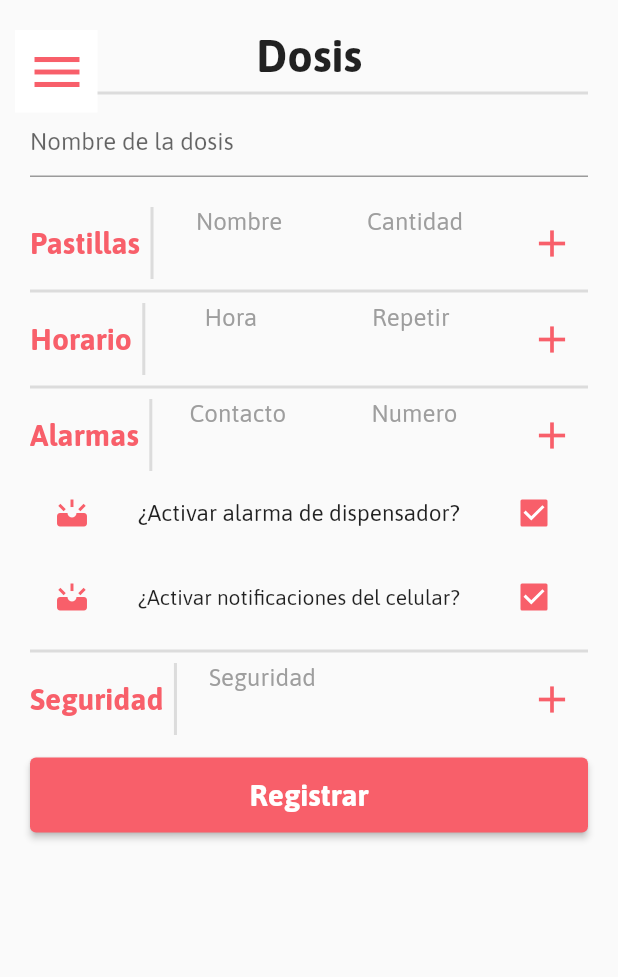
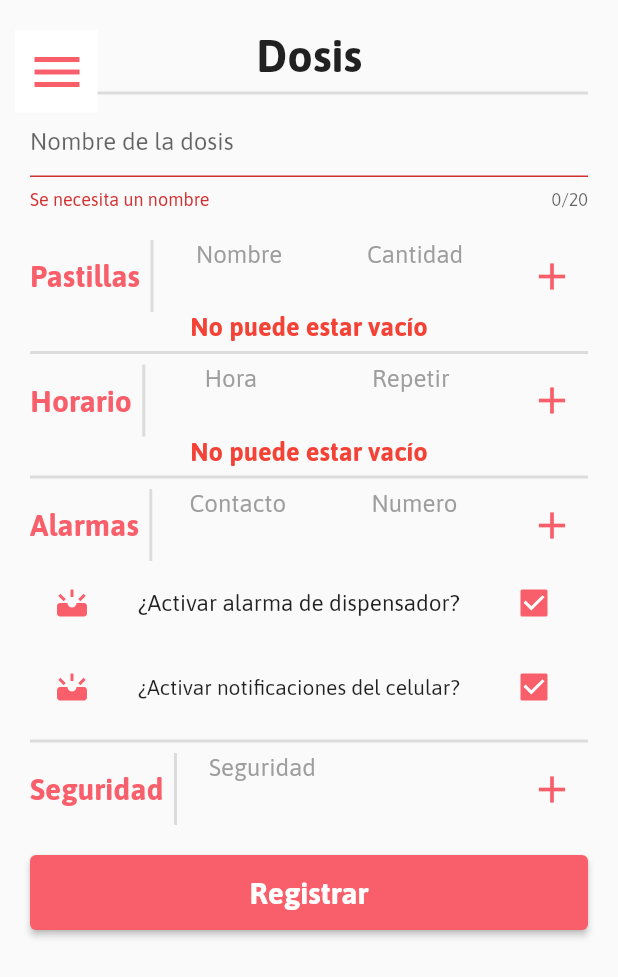
Before and after one commit to RodoPZ/TT2-App, a Flutter app: the CrearDosisMain screen opened directly, after a tap on "Registrar", on a phone screen of 412 x 824 dp. Shown: the top 977 px of the screen. Run offline on Flutter 3.47's test engine with Material 2 defaults, Android fonts, the phone set to English and light mode, and no system bars; our stand-ins replace pin_code_fields, shared_preferences; missing offline and left inert: dart:ffi; accounts and stored records are empty; network calls fail.

Commit message:
Dosage section ready for upload

```diff
--- a/lib/Components/input_text.dart
+++ b/lib/Components/input_text.dart
@@ -60,6 +60,7 @@ class _InputTextState extends State<InputText> {
         TextFormField(
           focusNode: myFocusNode,
           inputFormatters: widget.inputFormatters,
+          autofocus: false,
           keyboardType: widget.inputType,
           maxLength: widget.inputmax,
             decoration: InputDecoration(
@@ -76,8 +77,6 @@ class _InputTextState extends State<InputText> {
           enableSuggestions: widget.isPassword,
           autocorrect: widget.isPassword,
           enabled: widget.enabled,
-
-
           ),
       ],
     );
--- a/lib/Registrar/crear_dosis/crear_dosis_main.dart
+++ b/lib/Registrar/crear_dosis/crear_dosis_main.dart
@@ -1,8 +1,8 @@
-import 'package:flutter/cupertino.dart';
 import 'package:flutter/material.dart';
 import 'package:tt2/Components/button_main.dart';
 import 'package:tt2/Components/menu.dart';
 import 'package:tt2/Components/input_text.dart';
+import 'package:tt2/models.dart';
 import '../../preferences_service.dart';
 import 'section.dart';
 
@@ -16,13 +16,15 @@ class _CrearDosisMain extends State<CrearDosisMain> {
   bool valuesecond = true;
   final _preferencesService = PreferencesService();
 
+  final List<bool> _isEmpty = [true, true, true, false];
   late String _dosisNombre;
-  late List _pastillaData;
-  late List _horarioData;
-  late List _alarmaData;
-  late List _seguridadData;
+  List _pastillaData = [];
+  List _horarioData = [];
+  List _alarmaData = [true, true];
+  List _seguridadData = [];
 
   final GlobalKey<ScaffoldState> _scaffoldKey = GlobalKey<ScaffoldState>();
+  final GlobalKey<FormState> _formKey = GlobalKey<FormState>();
 
   Widget _buildDosisNombre() {
     return InputText(
@@ -42,70 +44,100 @@ class _CrearDosisMain extends State<CrearDosisMain> {
   }
 
   Widget _buildPastillas() {
-    return Section(
+    Widget _errorText() {
+      if (_isEmpty[1] == true) {
+        return const Text(
+          "No puede estar vacío",
+          style: TextStyle(
+            fontWeight: FontWeight.bold,
+            fontSize: 17,
+            color: Colors.red,
+          ),
+        );
+      } else {
+        return const SizedBox();
+      }
+    }
+
+    return Column(
+      children: [
+        Section(
             getter: _preferencesService.getPastilla,
             intSelection: 0,
             formText: "Seleccionar pastillas",
             selected: (items) {
-          print(items);
+              setState(() => _isEmpty[1] = false);
+              _pastillaData = items;
             },
             sectionName: "Pastillas",
             firstColText: 'Nombre',
-        secondColText: "Cantidad");
+            secondColText: "Cantidad"),
+        _errorText(),
+      ],
+    );
   }
 
-  @override
-  Widget build(BuildContext context) {
-    return Scaffold(
-      key: _scaffoldKey,
-      drawer: Menu("Rodo Pinedo", ""),
-      body: Stack(
-        children: <Widget>[
-          ListView(
-            children: [
-              Container(
-                margin: const EdgeInsets.only(
-                  right: 20,
-                  left: 20,
-                ),
-                child: Column(
-                  crossAxisAlignment: CrossAxisAlignment.start,
-                  children: [
-                    const SizedBox(height: 20),
-                    Row(
-                      mainAxisAlignment: MainAxisAlignment.center,
-                      children: const [
-                        Text(
-                          "Dosis",
+  Widget _buildHorario() {
+    Widget _errorText() {
+      if (_isEmpty[2] == true) {
+        return const Text(
+          "No puede estar vacío",
           style: TextStyle(
             fontWeight: FontWeight.bold,
-                            fontSize: 30,
+            fontSize: 17,
+            color: Colors.red,
           ),
-                        )
-                      ],
-                    ),
-                    const Divider(thickness: 2),
-                    InputText(inputHintText: "Nombre de la dosis"),
-                    const SizedBox(height: 20),
-                    _buildPastillas(),
-                    Divider(thickness: 2),
+        );
+      } else {
+        return const SizedBox();
+      }
+    }
+
+    return Column(
+      children: [
         Section(
             getter: _preferencesService.getHorario,
             intSelection: 1,
             formText: "Seleccionar Horario",
             selected: (items) {
-                          print(items);
+              setState(() => _isEmpty[2] = false);
+              _horarioData = items;
             },
             sectionName: "Horario",
             firstColText: 'Hora',
             secondColText: "Repetir"),
-                    Divider(thickness: 2),
+        _errorText(),
+      ],
+    );
+  }
+
+  Widget _buildAlarmas() {
+    Widget _errorText() {
+      if (_isEmpty[3] == true) {
+        return const Text(
+          "No puede estar vacío",
+          style: TextStyle(
+            fontWeight: FontWeight.bold,
+            fontSize: 17,
+            color: Colors.red,
+          ),
+        );
+      } else {
+        return const SizedBox();
+      }
+    }
+
+    return Column(
+      children: [
         Section(
             getter: _preferencesService.getContacto,
             intSelection: 1,
             formText: "Seleccionar Contacto",
             selected: (items) {
-                          print("awa: " + items.toString());
+              setState(() => _isEmpty[3] = false);
+              items.insert(0, valuesecond);
+              items.insert(0, valuefirst);
+              _alarmaData = items;
             },
             sectionName: "Alarmas",
             firstColText: 'Contacto',
@@ -113,7 +145,8 @@ class _CrearDosisMain extends State<CrearDosisMain> {
         CheckboxListTile(
           controlAffinity: ListTileControlAffinity.trailing,
           activeColor: Theme.of(context).primaryColor,
-                      secondary: Icon(Icons.upcoming,color: Theme.of(context).primaryColor),
+          secondary:
+              Icon(Icons.upcoming, color: Theme.of(context).primaryColor),
           title: const Text(
             '¿Activar alarma de dispensador?',
             style: TextStyle(
@@ -130,7 +163,8 @@ class _CrearDosisMain extends State<CrearDosisMain> {
         CheckboxListTile(
           controlAffinity: ListTileControlAffinity.trailing,
           activeColor: Theme.of(context).primaryColor,
-                      secondary: Icon(Icons.upcoming,color: Theme.of(context).primaryColor),
+          secondary:
+              Icon(Icons.upcoming, color: Theme.of(context).primaryColor),
           title: const Text(
             '¿Activar notificaciones del celular?',
             style: TextStyle(
@@ -144,8 +178,13 @@ class _CrearDosisMain extends State<CrearDosisMain> {
             });
           },
         ),
-                    Divider(thickness: 2),
-                    Section(
+        _errorText(),
+      ],
+    );
+  }
+
+  Widget _buildSeguridad() {
+    return Section(
       getter: _preferencesService.getContacto,
       intSelection: 1,
       formText: "Seleccionar Seguridad",
@@ -154,11 +193,98 @@ class _CrearDosisMain extends State<CrearDosisMain> {
       },
       sectionName: "Seguridad",
       firstColText: 'Seguridad',
+    );
+  }
+
+  @override
+  Widget build(BuildContext context) {
+    return GestureDetector(
+        onTap: () {
+          FocusManager.instance.primaryFocus?.unfocus();
+          },
+        child: Scaffold(
+          key: _scaffoldKey,
+          drawer: Menu("Rodo Pinedo", ""),
+          body: Stack(
+            children: <Widget>[
+              ListView(
+                children: [
+                  Container(
+                    margin: const EdgeInsets.only(
+                      right: 20,
+                      left: 20,
                     ),
-                    SizedBox(height: 15),
-                    ButtonMain(buttonText: "Registrar", callback: (){
+                    child: Column(
+                      crossAxisAlignment: CrossAxisAlignment.center,
+                      children: [
+                        const SizedBox(height: 20),
+                        const Text(
+                          "Dosis",
+                          style: TextStyle(
+                            fontWeight: FontWeight.bold,
+                            fontSize: 30,
+                          ),
+                        ),
+                        const Divider(thickness: 2),
+                        Form(
+                          key: _formKey,
+                          child: _buildDosisNombre(),
+                        ),
+                        const SizedBox(height: 20),
+                        _buildPastillas(),
+                        const Divider(thickness: 2),
+                        _buildHorario(),
+                        const Divider(thickness: 2),
+                        _buildAlarmas(),
+                        const Divider(thickness: 2),
+                        _buildSeguridad(),
+                        const SizedBox(height: 20),
+                        ButtonMain(
+                            buttonText: "Registrar",
+                            callback: () {
+                              if (!_formKey.currentState!.validate()) {
+                                setState(() => _isEmpty[0] = true);
+                              } else {
+                                setState(() => _isEmpty[0] = false);
+                              }
 
-                    })
+                              if (_pastillaData.isEmpty) {
+                                setState(() => _isEmpty[1] = true);
+                              } else {
+                                setState(() => _isEmpty[1] = false);
+                              }
+
+                              if (_horarioData.isEmpty) {
+                                setState(() => _isEmpty[2] = true);
+                              } else {
+                                setState(() => _isEmpty[2] = false);
+                              }
+
+                              if (_alarmaData.isEmpty &&
+                                  (valuefirst == false && valuesecond == false)) {
+                                setState(() => _isEmpty[3] = true);
+                              } else {
+                                setState(() => _isEmpty[3] = false);
+                                _alarmaData[0] = valuefirst;
+                                _alarmaData[1] = valuesecond;
+                              }
+                              _formKey.currentState!.save();
+                              if (_isEmpty.every((element) => element == false)) {
+                                print([
+                                  _dosisNombre,
+                                  _pastillaData,
+                                  _horarioData,
+                                  _alarmaData,
+                                  _seguridadData
+                                ]);
+                                print("Se registra");
+                              } else {
+                                print("hay errores");
+                                print(_isEmpty);
+                                return;
+                              }
+                            }),
+                        const SizedBox(height: 20),
                       ],
                     ),
                   ),
@@ -180,6 +306,19 @@ class _CrearDosisMain extends State<CrearDosisMain> {
               ),
             ],
           ),
+        ),
     );
+
+
+  }
+
+  _registerDosis() {
+    final newDosis = Dosis(
+        dosisNombre: _dosisNombre,
+        pastillaData: _pastillaData,
+        horarioData: _horarioData,
+        alarmaData: _alarmaData,
+        seguridadData: _seguridadData);
+    _preferencesService.saveDosis(newDosis);
   }
 }
--- a/lib/Registrar/crear_dosis/load_items.dart
+++ b/lib/Registrar/crear_dosis/load_items.dart
@@ -121,31 +121,24 @@ class _LoadItems extends State<LoadItems> {
         ButtonMain(
             buttonText: "Seleccionar",
             callback: () {
-              List _id = [];
-              List _subtitle = [];
-              List _itemQuantity= [];
+              List _data = [];
 
               if(widget.intSelection == 0){              //Selector de pastillas
                 for (int i = 0; i < _count.length; i++) {
                   if (_count[i] != 0) {
-                    _id.add(items[i]["id"]);
-                    _itemQuantity.add(_count[i]);
+                    _data.add([items[i]["id"],_count[i]]);
                   }
                 }
-                setState(() {
-                  widget.getData([_id,_itemQuantity]);
-                });
               } else if(widget.intSelection == 1) {              //Selector al hacer clic
                 for (int i = 0; i < _selected.length; i++) {
                   if(_selected[i] == true){
-                    _id.add(items[i]["id"]);
-                    _subtitle.add(items[i].values.elementAt(2));
+                    _data.add([items[i]["id"],items[i].values.elementAt(2)]);
                   }
                 }
-                setState(() {
-                  widget.getData([_id,_subtitle]);
-                });
               }
+              setState(() {
+                widget.getData(_data);
+              });
 
               _getItems();
               Navigator.pop(context);
--- a/lib/Registrar/crear_dosis/section.dart
+++ b/lib/Registrar/crear_dosis/section.dart
@@ -32,6 +32,7 @@ class _Section extends State<Section>{
   _getItems() async{
     items = await widget.getter();
   }
+
   Widget getElementsByID(index){
     List elements = [];
     for (var id in _itemsSelected) {
@@ -147,8 +148,13 @@ class _Section extends State<Section>{
                     getter: widget.getter,
                     getData: (elements){
                       setState(() {
-                        _itemsSelected = elements[0];
-                        _itemQuantity = elements[1];
+                        _itemsSelected.clear();
+                        _itemQuantity.clear();
+
+                        for (var element in elements) {
+                          _itemsSelected.add(element[0]);
+                          _itemQuantity.add(element[1]);
+                        }
                         widget.selected(elements);
                       });
                     },
--- a/lib/preferences_service.dart
+++ b/lib/preferences_service.dart
@@ -97,9 +97,10 @@ class PreferencesService{
     //preferences.remove("contactosData");
     if (preferences.containsKey('contactosData')){
       List contactosData = jsonDecode(preferences.getString('contactosData')!);
+      print(contactosData);
       if (contactosData.isNotEmpty){
         for (var value in contactosData) {
-          _id.add(value[0]);
+          _id.add(value['id']);
         }
         for(int i = 0; i <= _id.reduce(max); i++){
           if(_id.contains(i) == false && _id.last != i){
@@ -135,7 +136,7 @@ class PreferencesService{
       List dosisData = jsonDecode(preferences.getString('dosisData')!);
       if (dosisData.isNotEmpty){
         for (var value in dosisData) {
-          _id.add(value[0]);
+          _id.add(value['id']);
         }
         for(int i = 0; i <= _id.reduce(max); i++){
           if(_id.contains(i) == false && _id.last != i){
```
Lines whose indentation alone changed are shown as unchanged.
